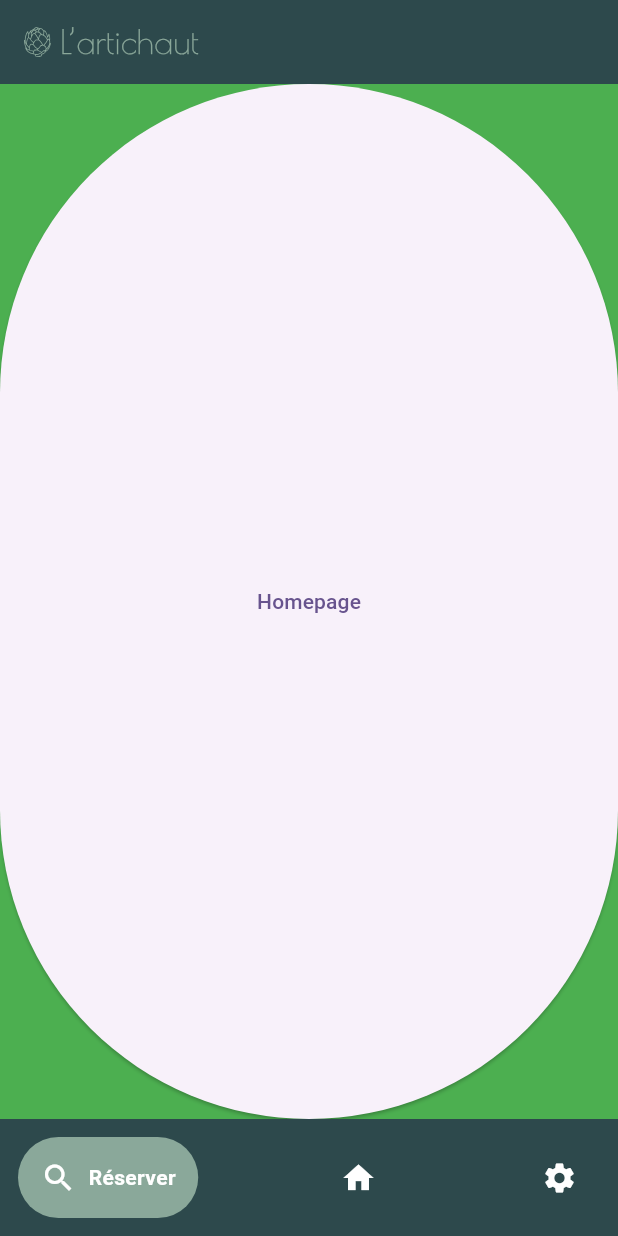
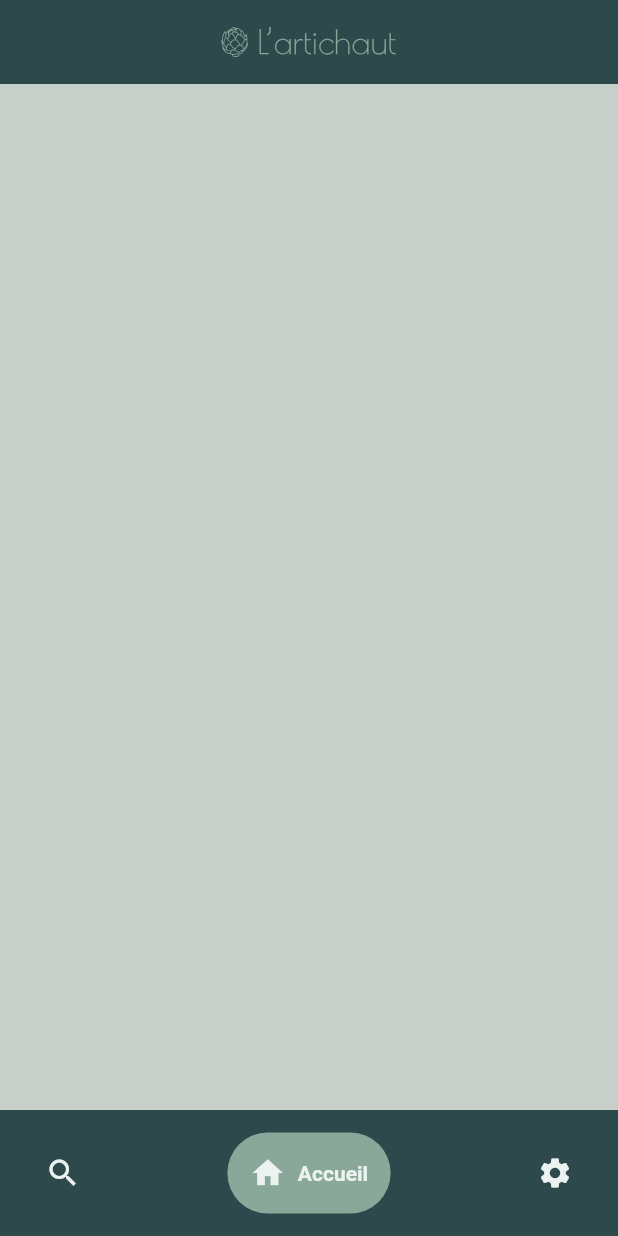
Before and after one commit to BoulinguezTheo/campus_hotel_artichaut_frontend, a Flutter app: the screen it shows after launch, on a phone screen of 412 x 824 dp. Run offline on Flutter 3.47's test engine with Material 2 defaults, Android fonts, the phone set to English and light mode, and no system bars; drawn by our look-alikes of google_nav_bar; our stand-ins replace flutter_svg, go_router.

Commit message:
add theme file and change color where needed + clean up existing components non implemented

```diff
--- a/lib/main.dart
+++ b/lib/main.dart
@@ -1,4 +1,4 @@
-import 'package:campus_hotel_artichaut_frontend/utils/bottom_navigation_bar.dart';
+import 'package:campus_hotel_artichaut_frontend/theme/theme.dart';
 import 'package:campus_hotel_artichaut_frontend/utils/constants.dart';
 import 'package:campus_hotel_artichaut_frontend/views/account.dart';
 import 'package:campus_hotel_artichaut_frontend/views/homepage.dart';
@@ -6,7 +6,6 @@ import 'package:campus_hotel_artichaut_frontend/views/init_app.dart';
 import 'package:campus_hotel_artichaut_frontend/views/rooms.dart';
 import 'package:flutter/material.dart';
 import 'package:go_router/go_router.dart';
-import 'package:google_nav_bar/google_nav_bar.dart';
 
 final GlobalKey<NavigatorState> _rootNavigatorKey =
 GlobalKey<NavigatorState>(debugLabel: 'root');
@@ -51,10 +50,7 @@ class MyApp extends StatelessWidget {
   Widget build(BuildContext context) {
     return MaterialApp.router(
       title: 'Flutter Demo',
-      theme: ThemeData(
-        colorScheme: ColorScheme.fromSeed(seedColor: Colors.deepPurple),
-        useMaterial3: true,
-      ),
+      theme: myTheme,
       routerConfig: _router,
     );
   }
--- /dev/null
+++ b/lib/theme/theme.dart
@@ -0,0 +1,27 @@
+import 'package:flutter/material.dart';
+
+ThemeData myTheme = ThemeData(
+  scaffoldBackgroundColor: const Color.fromRGBO(199, 207, 202, 1),
+  primaryColor: const Color.fromRGBO(45, 73, 76, 1),
+  cardColor: const Color.fromRGBO(255, 73, 76, 1),
+
+  appBarTheme: const AppBarTheme(
+    elevation: 0,
+    backgroundColor: Color.fromRGBO(45, 73, 76, 1),
+    foregroundColor: Color.fromRGBO(0, 0, 0, 1),
+    centerTitle: true,
+  ),
+  colorScheme: const ColorScheme(
+    brightness: Brightness.light,
+    primary: Color.fromRGBO(45, 73, 76, 1),
+    onPrimary: Color.fromRGBO(0, 0, 0, 1),
+    secondary: Color.fromRGBO(138, 168, 154, 1),
+    onSecondary: Color.fromRGBO(0, 0, 0, 1),
+    error: Color.fromRGBO(235, 52, 52, 0),
+    onError: Color.fromRGBO(235, 52, 52, 1),
+    background: Color.fromRGBO(236, 242, 240, 1),
+    onBackground: Color.fromRGBO(45, 73, 76, 1),
+    surface: Color.fromRGBO(138, 168, 154, 1),
+    onSurface: Color.fromRGBO(0, 0, 0, 1),
+  ),
+);
--- a/lib/utils/bottom_navigation_bar.dart
+++ b/lib/utils/bottom_navigation_bar.dart
@@ -31,15 +31,18 @@ class _MyBottomNavigationBarState extends State<MyBottomNavigationBar> {
   }
   @override
   Widget build(BuildContext context) {
-    return GNav(
-        backgroundColor: Color.fromRGBO(45, 73, 76, 1),
-        color:  Color.fromRGBO(255, 255, 255, 1),
-        activeColor: Color.fromRGBO(255, 255, 255, 1),
-        tabBackgroundColor: Color.fromRGBO(138, 168, 154, 1),
-        padding: EdgeInsets.all(15),
+    return Container(
+      color: Theme.of(context).primaryColor,
+      child: Padding(
+        padding: const EdgeInsets.all(15.0),
+        child: GNav(
+            backgroundColor: Theme.of(context).primaryColor,
+            color:  Theme.of(context).colorScheme.background,
+            activeColor: Theme.of(context).colorScheme.background,
+            tabBackgroundColor: Theme.of(context).colorScheme.surface,
+            padding: const EdgeInsets.all(15),
             gap: 8,
-        // onTabChange: ,
-        tabs: [
+            tabs: const [
               GButton(icon: Icons.search, text: ConstantsApp.SEARCH_LABEL),
               GButton(icon: Icons.home, text: ConstantsApp.HOMEPAGE_LABEL),
               GButton(icon: Icons.settings, text: ConstantsApp.ACCOUNT_LABEL),
@@ -51,6 +54,8 @@ class _MyBottomNavigationBarState extends State<MyBottomNavigationBar> {
             });
             _onTap();
           },
+        ),
+      ),
     );
 
   }
--- a/lib/views/homepage.dart
+++ b/lib/views/homepage.dart
@@ -1,22 +1,10 @@
-import 'package:campus_hotel_artichaut_frontend/utils/bottom_navigation_bar.dart';
 import 'package:flutter/material.dart';
-import 'package:go_router/go_router.dart';
-
-import '../utils/constants.dart';
 
 class MyHomepage extends StatelessWidget {
   const MyHomepage({Key? key}) : super(key: key);
 
   @override
   Widget build(BuildContext context) {
-    return Container(
-      color: Colors.green,
-      child: ElevatedButton(
-        child: Text('Homepage'),
-        onPressed: () {
-          context.go(ConstantsApp.ROOM_LIST_ROUTE);
-        },
-      ),
-    );
+    return const Column();
   }
 }
--- a/lib/views/init_app.dart
+++ b/lib/views/init_app.dart
@@ -1,48 +1,19 @@
-import 'package:flutter/cupertino.dart';
 import 'package:flutter/material.dart';
 import 'package:flutter_svg/svg.dart';
-import 'package:go_router/go_router.dart';
-import 'package:google_nav_bar/google_nav_bar.dart';
-
 import '../utils/bottom_navigation_bar.dart';
-import '../utils/constants.dart';
 
 class InitApp extends StatelessWidget {
   final Widget child;
-  const InitApp({required this.child});
+  const InitApp({super.key, required this.child});
 
   @override
   Widget build(BuildContext context) {
     return Scaffold(
       appBar: AppBar(
-        elevation: 0,
-        backgroundColor: const Color.fromRGBO(45, 73, 76, 1),
         title: SvgPicture.asset('assets/logo_simple.svg'),
       ),
-      body: Container(
-        color: Colors.grey,
-        child: child,
-      ),
-      bottomNavigationBar: Container(
-        color: const Color.fromRGBO(45, 73, 76, 1),
-        child: const Padding(
-          padding: EdgeInsets.all(12.0),
-          child: GNav(
-            backgroundColor: Color.fromRGBO(45, 73, 76, 1),
-            color: Color.fromRGBO(255, 255, 255, 1),
-            activeColor: Color.fromRGBO(255, 255, 255, 1),
-            tabBackgroundColor: Color.fromRGBO(138, 168, 154, 1),
-            padding: EdgeInsets.all(15),
-            gap: 8,
-            // onTabChange: ,
-            tabs: [
-              GButton(icon: Icons.search, text: ConstantsApp.SEARCH_LABEL),
-              GButton(icon: Icons.home, text: ConstantsApp.HOMEPAGE_LABEL),
-              GButton(icon: Icons.settings, text: ConstantsApp.ACCOUNT_LABEL),
-            ],
-          ),
-        ),
-      ),
+      body: child,
+      bottomNavigationBar: const MyBottomNavigationBar(),
     );
   }
 }
```
Also changed, not shown: lib/views/account.dart (+1 -11 lines), lib/views/rooms.dart (+1 -12 lines). Lines whose indentation alone changed are shown as unchanged.
